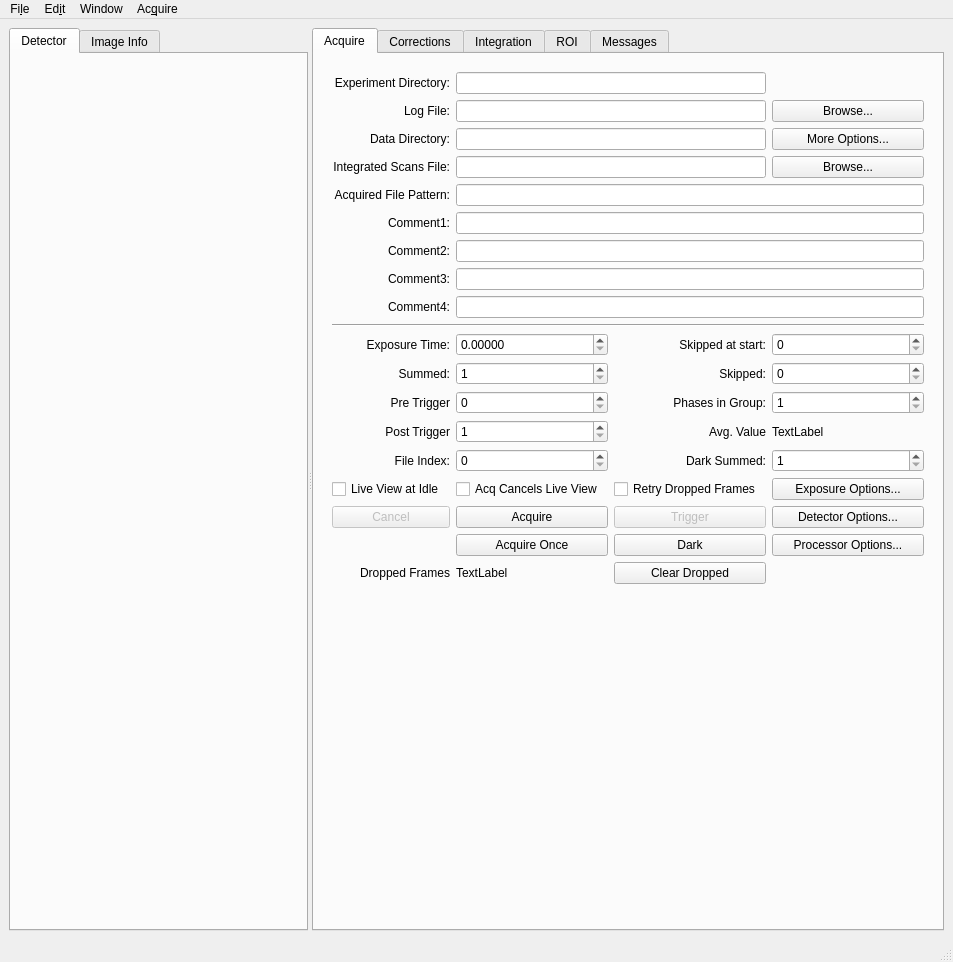
Qt form libraries/qxrdlib/qxrddetectorcontrolwindow.ui (guyjennings/qxrd) before a commit.
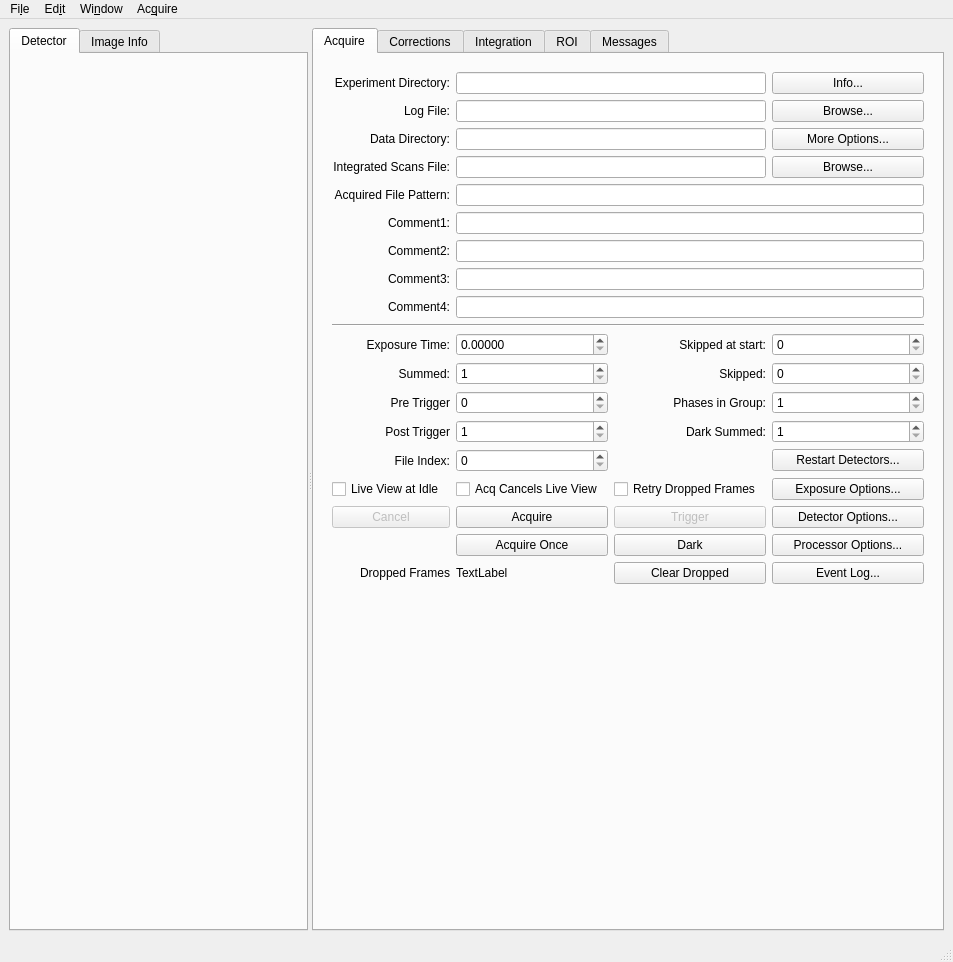
The same form after that commit. Icons and pictures are not drawn. Custom widgets are drawn as their Qt base class.

Commit message: Added info and restart buttons to extra io, acquisition and detector control window

```diff
--- a/libraries/qxrdlib/qxrddetectorcontrolwindow.ui
+++ b/libraries/qxrdlib/qxrddetectorcontrolwindow.ui
@@ -228,16 +228,6 @@
                </property>
               </widget>
              </item>
-             <item row="16" column="2">
-              <widget class="QLabel" name="label_7">
-               <property name="text">
-                <string>Dark Summed:</string>
-               </property>
-               <property name="alignment">
-                <set>Qt::AlignRight|Qt::AlignTrailing|Qt::AlignVCenter</set>
-               </property>
-              </widget>
-             </item>
              <item row="14" column="3">
               <widget class="QSpinBox" name="m_PhasesInGroup">
                <property name="sizePolicy">
@@ -426,16 +416,6 @@
                </property>
               </widget>
              </item>
-             <item row="15" column="2">
-              <widget class="QLabel" name="label_33">
-               <property name="text">
-                <string>Avg. Value</string>
-               </property>
-               <property name="alignment">
-                <set>Qt::AlignRight|Qt::AlignTrailing|Qt::AlignVCenter</set>
-               </property>
-              </widget>
-             </item>
              <item row="1" column="0">
               <widget class="QLabel" name="label_26">
                <property name="text">
@@ -446,16 +426,6 @@
                </property>
               </widget>
              </item>
-             <item row="15" column="3">
-              <widget class="QLabel" name="m_AverageDisplay">
-               <property name="toolTip">
-                <string>Average value of acquired frames</string>
-               </property>
-               <property name="text">
-                <string>TextLabel</string>
-               </property>
-              </widget>
-             </item>
              <item row="18" column="3">
               <widget class="QPushButton" name="m_ExposureOptionsButton">
                <property name="toolTip">
@@ -493,30 +463,6 @@
                </property>
               </widget>
              </item>
-             <item row="16" column="3">
-              <widget class="QSpinBox" name="m_DarkSummedExposures">
-               <property name="sizePolicy">
-                <sizepolicy hsizetype="Preferred" vsizetype="Fixed">
-                 <horstretch>1</horstretch>
-                 <verstretch>0</verstretch>
-                </sizepolicy>
-               </property>
-               <property name="toolTip">
-                <string>Number of exposures to sum for dark image
-Script Property: acquisition.darkSummedExposures
-Script Function: darkSummedExposures()</string>
-               </property>
-               <property name="keyboardTracking">
-                <bool>false</bool>
-               </property>
-               <property name="minimum">
-                <number>1</number>
-               </property>
-               <property name="maximum">
-                <number>9999999</number>
-               </property>
-              </widget>
-             </item>
              <item row="16" column="1">
               <widget class="QSpinBox" name="m_FileIndex">
                <property name="sizePolicy">
@@ -911,6 +857,74 @@
                </property>
               </widget>
              </item>
+             <item row="23" column="3">
+              <widget class="QPushButton" name="m_EventLogButton">
+               <property name="text">
+                <string>Event Log...</string>
+               </property>
+              </widget>
+             </item>
+             <item row="15" column="2">
+              <widget class="QLabel" name="label_7">
+               <property name="text">
+                <string>Dark Summed:</string>
+               </property>
+               <property name="alignment">
+                <set>Qt::AlignRight|Qt::AlignTrailing|Qt::AlignVCenter</set>
+               </property>
+              </widget>
+             </item>
+             <item row="15" column="3">
+              <widget class="QSpinBox" name="m_DarkSummedExposures">
+               <property name="sizePolicy">
+                <sizepolicy hsizetype="Preferred" vsizetype="Fixed">
+                 <horstretch>1</horstretch>
+                 <verstretch>0</verstretch>
+                </sizepolicy>
+               </property>
+               <property name="toolTip">
+                <string>Number of exposures to sum for dark image
+Script Property: acquisition.darkSummedExposures
+Script Function: darkSummedExposures()</string>
+               </property>
+               <property name="keyboardTracking">
+                <bool>false</bool>
+               </property>
+               <property name="minimum">
+                <number>1</number>
+               </property>
+               <property name="maximum">
+                <number>9999999</number>
+               </property>
+              </widget>
+             </item>
+             <item row="16" column="3">
+              <widget class="QPushButton" name="m_RestartDetectorsButton">
+               <property name="text">
+                <string>Restart Detectors...</string>
+               </property>
+              </widget>
+             </item>
+             <item row="1" column="3">
+              <widget class="QPushButton" name="m_DetectorInfoButton">
+               <property name="toolTip">
+                <string>Select New Log File...</string>
+               </property>
+               <property name="text">
+                <string>Info...</string>
+               </property>
+               <property name="icon">
+                <iconset resource="qxrdresources.qrc">
+                 <normaloff>:/images/help-about.png</normaloff>:/images/help-about.png</iconset>
+               </property>
+               <property name="iconSize">
+                <size>
+                 <width>24</width>
+                 <height>24</height>
+                </size>
+               </property>
+              </widget>
+             </item>
             </layout>
            </widget>
            <widget class="QWidget" name="m_WatcherPage"/>
@@ -1505,7 +1519,7 @@
      <x>0</x>
      <y>0</y>
      <width>953</width>
-     <height>21</height>
+     <height>22</height>
     </rect>
    </property>
    <widget class="QMenu" name="m_FileMenu">
@@ -1533,7 +1547,7 @@
    </widget>
    <widget class="QMenu" name="m_WindowMenu">
     <property name="title">
-     <string>Window</string>
+     <string>Wi&amp;ndow</string>
     </property>
     <addaction name="actionWindows"/>
    </widget>
```
Left out of the diff: 2 changed lines with no effect on the pictures. The commit also changes 6 other files.
